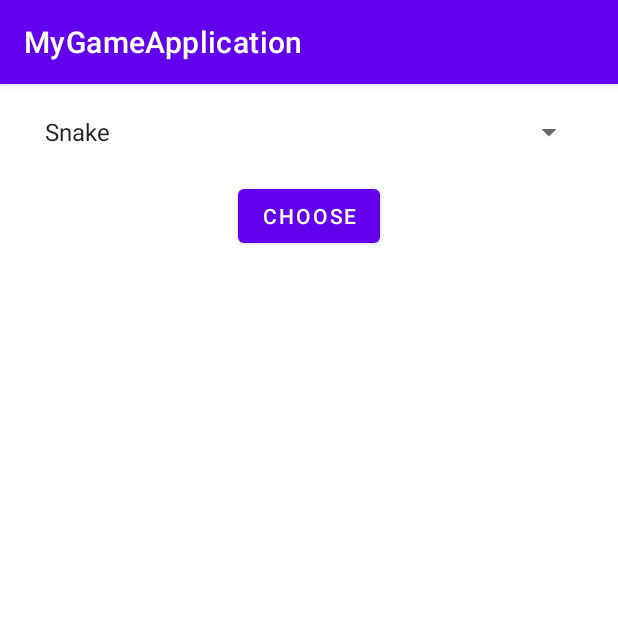
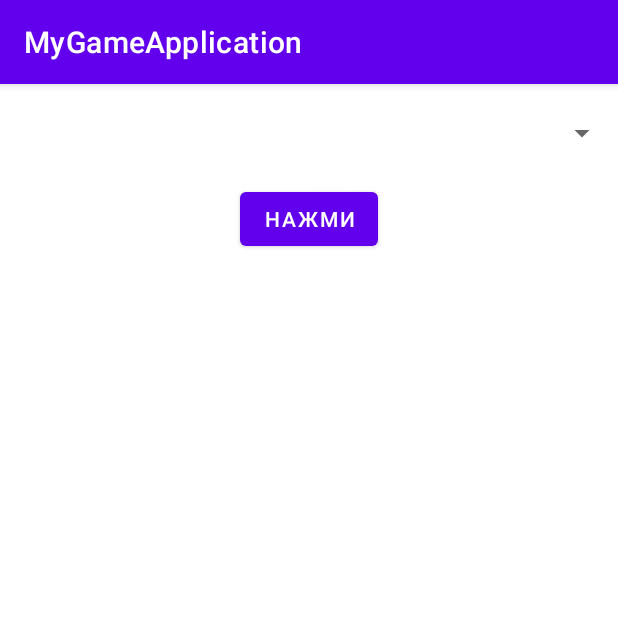
Before and after one commit to ZhukovAlV/MyGameApplication, an Android app: the screen it shows after launch (MainActivity), on a phone screen of 412 x 824 dp, the top half of it. Run offline under Robolectric (Android 15) with nearby library versions, the phone set to English and light mode, and no system bars.

Commit message:
croup 134 init

```diff
--- a/app/src/main/java/com/example/mygameapplication/MainActivity.java
+++ b/app/src/main/java/com/example/mygameapplication/MainActivity.java
@@ -12,61 +12,27 @@ import android.widget.TextView;
 
 public class MainActivity extends AppCompatActivity {
 
-    private Spinner spinner;
     private TextView text;
-    private ImageView image;
 
-    /**
-     * Это callback метод при создании Activity
-     * @param savedInstanceState
-     */
+
     @Override
     protected void onCreate(Bundle savedInstanceState) {
         super.onCreate(savedInstanceState);
-
-        // Наша View подключается
         setContentView(R.layout.activity_main);
 
-        // Добавили выпадающий список и текстовое поле
-        spinner = findViewById(R.id.spinnerGame);
-        text = findViewById(R.id.textView);
-        image = findViewById(R.id.imageView);
+        // Привязали ссылку text к id textDescription из xml файла
+        text = findViewById(R.id.textDescription);
     }
 
     /**
-     * Метод, который вызывается при нажатии на кнопку CHOOSE
-     * @param view
+     * Метод срабатывающий после нажатия кнопки
+     * @param view View
      */
     public void showDescription(View view) {
-        Log.i("info", "click Button showDescription: ");
-        int position = spinner.getSelectedItemPosition();
-
-        text.setText(getDescriptionByPosition(position));
-        image.setImageResource(getImageByPosition(position));
-
-        // Добавить яблоко
-      //  image.setImageResource(R.drawable.swipe);
-    }
-
-    /**
-     * Метод, выдающий описание по позиции
-     * @param pos позиция
-     * @return описание
-     */
-    public String getDescriptionByPosition(int pos) {
-        String[] descriptions = getResources().getStringArray(R.array.games_description);
-
-        return descriptions[pos];
-    }
-
-    /**
-     * Метод, выдающий описание по позиции
-     * @param pos позиция
-     * @return описание
-     */
-    public int getImageByPosition(int pos) {
-        // Достаем из массива картинок выбранную в спиннере
-        TypedArray images = getResources().obtainTypedArray(R.array.images);
-        return images.getResourceId(pos, 0);
+        Log.i("info", "Была нажата кнопка НАЖМИ");
+        text.setText("С Новым годом! Волшебства, \n" +
+                "Смеха, счастья и тепла, \n" +
+                "Мира, радостей, достатка \n" +
+                "И во всех делах порядка!");
     }
 }
--- a/app/src/main/res/drawable-v24/ic_baseline_play_arrow_24.xml
+++ /dev/null
@@ -1,5 +0,0 @@
-<vector android:height="24dp" android:tint="#FFFFFF"
-    android:viewportHeight="24" android:viewportWidth="24"
-    android:width="24dp" xmlns:android="http://schemas.android.com/apk/res/android">
-    <path android:fillColor="@android:color/white" android:pathData="M8,5v14l11,-7z"/>
-</vector>
--- a/app/src/main/res/layout/activity_main.xml
+++ b/app/src/main/res/layout/activity_main.xml
@@ -8,10 +8,9 @@
 
     <Spinner
         android:id="@+id/spinnerGame"
-        android:layout_width="368dp"
-        android:layout_height="wrap_content"
+        android:layout_width="0dp"
+        android:layout_height="26dp"
         android:layout_marginTop="20dp"
-        android:entries="@array/games"
         app:layout_constraintEnd_toEndOf="parent"
         app:layout_constraintStart_toStartOf="parent"
         app:layout_constraintTop_toTopOf="parent" />
@@ -21,30 +20,24 @@
         android:layout_width="wrap_content"
         android:layout_height="wrap_content"
         android:layout_marginTop="20dp"
-        android:text="@string/buttonText"
+        android:text="Нажми"
         android:onClick="showDescription"
         app:layout_constraintEnd_toEndOf="parent"
         app:layout_constraintStart_toStartOf="parent"
         app:layout_constraintTop_toBottomOf="@+id/spinnerGame" />
 
     <TextView
-        android:id="@+id/textView"
+        android:id="@+id/textDescription"
         android:layout_width="0dp"
         android:layout_height="wrap_content"
         android:layout_marginStart="20dp"
-        android:layout_marginTop="20dp"
+        android:layout_marginTop="60dp"
         android:layout_marginEnd="20dp"
+        android:textAlignment="center"
+        android:textSize="20sp"
         app:layout_constraintEnd_toEndOf="parent"
+        app:layout_constraintHorizontal_bias="0.0"
         app:layout_constraintStart_toStartOf="parent"
         app:layout_constraintTop_toBottomOf="@+id/buttonDescription" />
 
-    <ImageView
-        android:id="@+id/imageView"
-        android:layout_width="wrap_content"
-        android:layout_height="wrap_content"
-        app:layout_constraintBottom_toBottomOf="parent"
-        app:layout_constraintEnd_toEndOf="parent"
-        app:layout_constraintStart_toStartOf="parent"
-        app:layout_constraintTop_toBottomOf="@+id/textView"
-        tools:srcCompat="@tools:sample/avatars" />
 </androidx.constraintlayout.widget.ConstraintLayout>
--- a/app/src/main/res/values/strings.xml
+++ b/app/src/main/res/values/strings.xml
@@ -1,14 +1,3 @@
 <resources>
     <string name="app_name">MyGameApplication</string>
-    <string name="buttonText">Choose</string>
-
-    <string-array name="games">
-        <item>Snake</item>
-        <item>Sea battle</item>
-    </string-array>
-
-    <string-array name="games_description">
-        <item>Описание игры №1</item>
-        <item>Описание игры №2</item>
-    </string-array>
 </resources>
```
Also changed, not shown: app/src/main/res/drawable-v24/ic_baseline_emoji_events_24.xml (deleted, +0 -10 lines), app/src/main/res/values/arrays.xml (deleted, +0 -7 lines), app/src/main/res/drawable-v24/apple.png (deleted), app/src/main/res/drawable-v24/bg_dialog.png (deleted), app/src/main/res/drawable-v24/grass02.png (deleted), app/src/main/res/drawable-v24/sea_battle.jpg (deleted), app/src/main/res/drawable-v24/snake.png (deleted), app/src/main/res/drawable-v24/swipe.png (deleted), 1 other file.
